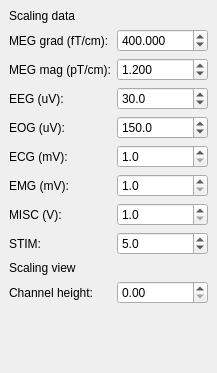
Above: applications/mne_browse_raw_qt/Windows/scalewindow.ui from mne-tools/mne-cpp before the change. Below: the same form after it.
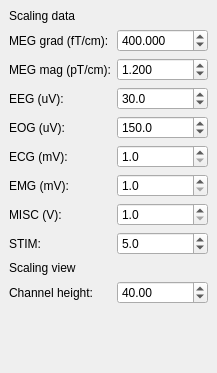
That is the form after the change.

```diff
--- a/applications/mne_browse_raw_qt/Windows/scalewindow.ui
+++ b/applications/mne_browse_raw_qt/Windows/scalewindow.ui
@@ -244,7 +244,17 @@
        </widget>
       </item>
       <item row="10" column="1">
-       <widget class="QDoubleSpinBox" name="m_doubleSpinBox_channelHeight"/>
+       <widget class="QDoubleSpinBox" name="m_doubleSpinBox_channelHeight">
+        <property name="minimum">
+         <double>5.000000000000000</double>
+        </property>
+        <property name="maximum">
+         <double>1000.000000000000000</double>
+        </property>
+        <property name="value">
+         <double>40.000000000000000</double>
+        </property>
+       </widget>
       </item>
      </layout>
     </item>
```
